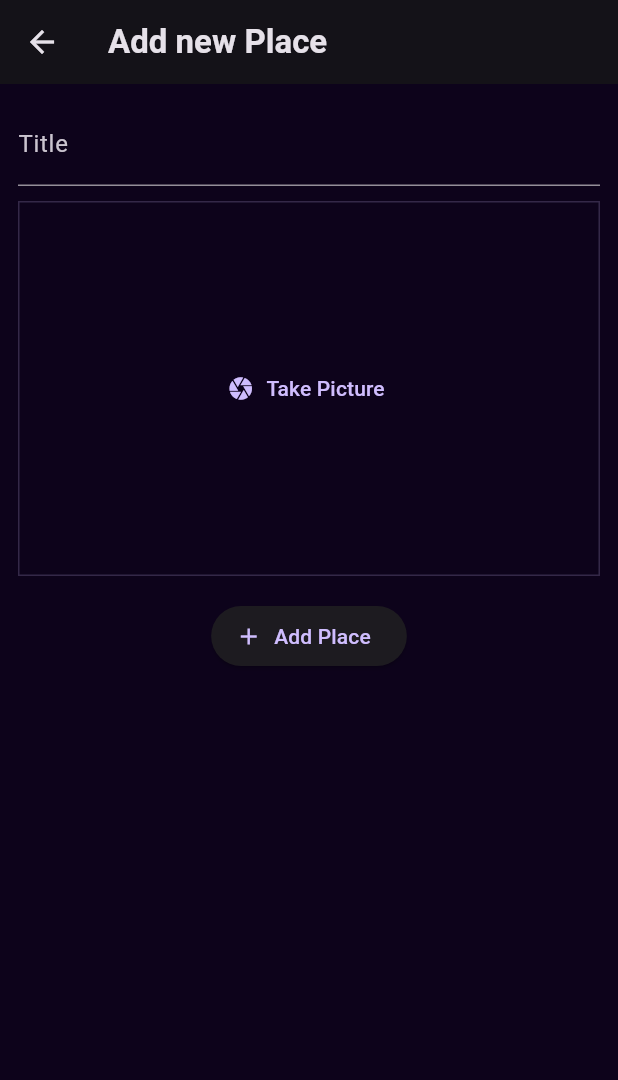
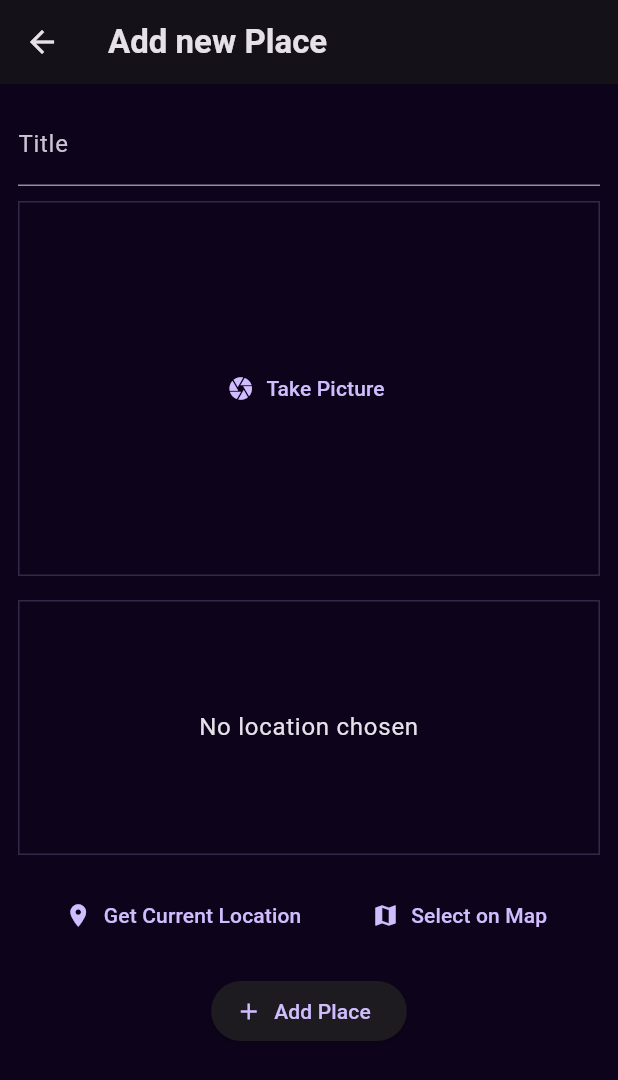
Before and after one commit to DhruvikPrj/favourite_place, a Flutter app: the AddPlaceScreen screen opened directly, on a phone screen of 412 x 824 dp. Shown: the top 1080 px of the screen. Run offline on Flutter 3.47's test engine with Material 3 defaults, Android fonts, the phone set to English and light mode, and no system bars; our stand-ins replace flutter_riverpod, google_fonts, image_picker, loading_animation_widget, location.

Commit message:
location message needs to update

```diff
--- a/lib/models/place.dart
+++ b/lib/models/place.dart
@@ -1,11 +1,25 @@
+import 'dart:io';
+
 import 'package:uuid/uuid.dart';
 //This package can efficiently generate all the unique IDs you need in your Flutter app
 
 const uuid = Uuid();
 
+class PlaceLocation {
+  PlaceLocation(
+      {required this.latitude, required this.longitude, required this.address});
+
+  final double latitude;
+  final double longitude;
+  final String address;
+}
+
 class Place {
-  Place({required this.title}) : id = uuid.v4();
+  Place({required this.image, required this.title, required this.location})
+      : id = uuid.v4();
 
   final String id;
   final String title;
+  final File image;
+  final PlaceLocation location;
 }
--- a/lib/providers/user_places.dart
+++ b/lib/providers/user_places.dart
@@ -1,11 +1,13 @@
+import 'dart:io';
+
 import 'package:favourite_place/models/place.dart';
 import 'package:flutter_riverpod/flutter_riverpod.dart';
 
 class UserPlacesNotifier extends StateNotifier<List<Place>> {
   UserPlacesNotifier() : super(const []);
 
-  void addPlace(String title) {
-    final newPlace = Place(title: title);
+  void addPlace(String title, File image, PlaceLocation location) {
+    final newPlace = Place(title: title, image: image, location: location);
     state = [newPlace, ...state];
   }
 }
--- a/lib/screens/add_place.dart
+++ b/lib/screens/add_place.dart
@@ -1,5 +1,8 @@
+import 'dart:io';
+
 import 'package:favourite_place/providers/user_places.dart';
 import 'package:favourite_place/widgets/image_input.dart';
+import 'package:favourite_place/widgets/location_input.dart';
 import 'package:flutter/material.dart';
 import 'package:flutter_riverpod/flutter_riverpod.dart';
 
@@ -12,15 +15,17 @@ class AddPlaceScreen extends ConsumerStatefulWidget {
 
 class _AddPlaceScreenState extends ConsumerState<AddPlaceScreen> {
   final _titleController = TextEditingController();
-
+  File? _selectedImage;
   void _savePlace() {
     final enteredTitle = _titleController.text;
 
-    if (enteredTitle.isEmpty) {
+    if (enteredTitle.isEmpty || _selectedImage == null) {
       return;
     }
 
-    ref.read(userPlacesProvider.notifier).addPlace(enteredTitle);
+    ref
+        .read(userPlacesProvider.notifier)
+        .addPlace(enteredTitle, _selectedImage!,_pickedLocation);
 
     Navigator.of(context).pop();
   }
@@ -53,7 +58,16 @@ class _AddPlaceScreenState extends ConsumerState<AddPlaceScreen> {
               height: 10,
             ),
             //Image Input
-            const ImageInput(),
+            ImageInput(
+              onPickImage: (image) {
+                _selectedImage = image;
+              },
+            ),
+            const SizedBox(
+              height: 16,
+            ),
+
+            const LocationInput(),
             const SizedBox(
               height: 16,
             ),
--- a/lib/screens/places.dart
+++ b/lib/screens/places.dart
@@ -26,7 +26,10 @@ class PlacesScreen extends ConsumerWidget {
           ),
         ],
       ),
-      body: PlacesList(places: userPlace),
+      body: Padding(
+        padding: const EdgeInsets.all(8.0),
+        child: PlacesList(places: userPlace),
+      ),
     );
   }
 }
--- a/lib/widgets/image_input.dart
+++ b/lib/widgets/image_input.dart
@@ -4,7 +4,9 @@ import 'package:flutter/material.dart';
 import 'package:image_picker/image_picker.dart';
 
 class ImageInput extends StatefulWidget {
-  const ImageInput({super.key});
+  const ImageInput({super.key, required this.onPickImage});
+
+  final void Function(File image) onPickImage;
 
   @override
   State<ImageInput> createState() => _ImageInputState();
@@ -19,7 +21,6 @@ class _ImageInputState extends State<ImageInput> {
       source: ImageSource.camera,
       maxWidth: 600,
     );
-    //print("Image");
     if (pickedImage == null) {
       return;
     }
@@ -27,6 +28,8 @@ class _ImageInputState extends State<ImageInput> {
     setState(() {
       _selectedImage = File(pickedImage.path);
     });
+
+    widget.onPickImage(_selectedImage!);
   }
 
   @override
--- /dev/null
+++ b/lib/widgets/location_input.dart
@@ -0,0 +1,159 @@
+import 'dart:convert';
+
+import 'package:favourite_place/models/place.dart';
+import 'package:flutter/material.dart';
+import 'package:location/location.dart';
+import 'package:loading_animation_widget/loading_animation_widget.dart';
+import 'package:http/http.dart' as http;
+
+class LocationInput extends StatefulWidget {
+  const LocationInput({super.key});
+
+  @override
+  State<LocationInput> createState() => _LocationInputState();
+}
+
+class _LocationInputState extends State<LocationInput> {
+  PlaceLocation? _pickedLocation;
+  var _isGettingLocation = false;
+
+  String get locationName {
+    if (_pickedLocation == null) {
+      return " ";
+    }
+
+    final lat = _pickedLocation.latitude;
+    final lng = _pickedLocation.longitude;
+  }
+
+  void _getCurrentLocation() async {
+    setState(() {
+      _isGettingLocation = true;
+    });
+    Location location = Location();
+
+    bool serviceEnabled;
+    PermissionStatus permissionGranted;
+    LocationData locationData;
+
+    serviceEnabled = await location.serviceEnabled();
+    if (!serviceEnabled) {
+      serviceEnabled = await location.requestService();
+      if (!serviceEnabled) {
+        return;
+      }
+    }
+
+    permissionGranted = await location.hasPermission();
+    if (permissionGranted == PermissionStatus.denied) {
+      permissionGranted = await location.requestPermission();
+      if (permissionGranted != PermissionStatus.granted) {
+        return;
+      }
+    }
+
+    setState(() {
+      _pickedLocation =
+          PlaceLocation(latitude: lat!, longitude: lng, address: address);
+      _isGettingLocation = true;
+    });
+
+    locationData = await location.getLocation();
+    final lat = locationData.latitude;
+    final lng = locationData.longitude;
+
+    if (lng == null || lat == null) {
+      return;
+    }
+
+    final url = Uri.parse(
+        'https://geocode.maps.co/reverse?lat=$lat&lon=$lng&api_key=65e318feb4656620262839amj2feb56');
+    final response = await http.get(url);
+    final resData = json.decode(response.body);
+    final address = resData['adress']['display_name'];
+
+    setState(() {
+      _pickedLocation =
+          PlaceLocation(latitude: lat, longitude: lng, address: address);
+      _isGettingLocation = true;
+    });
+  }
+
+  @override
+  Widget build(BuildContext context) {
+    Widget previewContent = Text(
+      "No location chosen",
+      textAlign: TextAlign.center,
+      style: Theme.of(context)
+          .textTheme
+          .bodyLarge!
+          .copyWith(color: Theme.of(context).colorScheme.onBackground),
+    );
+
+    if (_isGettingLocation) {
+      previewContent = LoadingAnimationWidget.fallingDot(
+        color: const Color.fromARGB(255, 133, 243, 48),
+        size: 50,
+      );
+    }
+
+    return Column(
+      children: [
+        Container(
+          height: 170,
+          width: double.infinity,
+          alignment: Alignment.center,
+          decoration: BoxDecoration(
+            border: Border.all(
+              width: 1,
+              color: Theme.of(context).colorScheme.primary.withOpacity(0.2),
+            ),
+          ),
+          child: previewContent,
+        ),
+        const SizedBox(
+          height: 16,
+        ),
+        Row(
+          mainAxisAlignment: MainAxisAlignment.spaceEvenly,
+          children: [
+            TextButton.icon(
+              onPressed: _getCurrentLocation,
+              icon: const Icon(Icons.location_on),
+              label: const Text("Get Current Location"),
+            ),
+            TextButton.icon(
+              onPressed: () {},
+              icon: const Icon(Icons.map),
+              label: const Text("Select on Map"),
+            )
+          ],
+        )
+      ],
+    );
+  }
+}
+
+//{
+//     "place_id": 183436571,
+//     "licence": "Data © OpenStreetMap contributors, ODbL 1.0. https://osm.org/copyright",
+//     "osm_type": "relation",
+//     "osm_id": 15678030,
+//     "lat": "40.649996",
+//     "lon": "61.14000778104385",
+//     "display_name": "Darganata District, Lebap Region, 746240, Turkmenistan",
+//     "address": {
+//         "county": "Darganata District",
+//         "state": "Lebap Region",
+//         "ISO3166-2-lvl4": "TM-L",
+//         "postcode": "746240",
+//         "country": "Turkmenistan",
+//         "country_code": "tm"
+//     },
+//     "boundingbox": [
+//         "39.9978125",
+//         "41.2908946",
+//         "60.1855573",
+//         "62.3931646"
+//     ]
+// }
--- a/lib/widgets/places_list.dart
+++ b/lib/widgets/places_list.dart
@@ -25,6 +25,10 @@ class PlacesList extends StatelessWidget {
       itemCount: places.length,
       itemBuilder: (context, index) {
         return ListTile(
+          leading: CircleAvatar(
+            radius: 26,
+            backgroundImage: FileImage(places[index].image),
+          ),
           title: Text(
             places[index].title,
             style: Theme.of(context)
--- a/pubspec.yaml
+++ b/pubspec.yaml
@@ -39,6 +39,9 @@ dependencies:
   uuid: ^4.3.3
   flutter_riverpod: ^2.4.10
   image_picker: ^1.0.7
+  location: ^5.0.3
+  loading_animation_widget: ^1.2.0+4
+  http: ^1.2.1
 
 dev_dependencies:
   flutter_test:
```
Also changed, not shown: lib/screens/place_detail.dart (+11 -12 lines), 1 other file.
